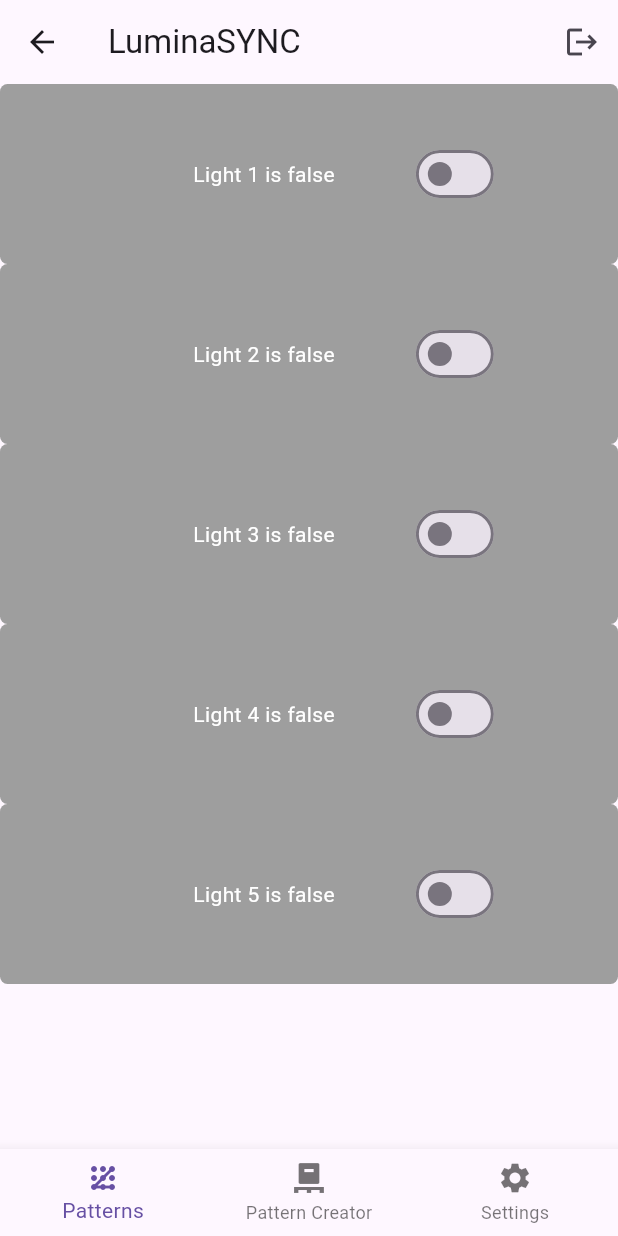
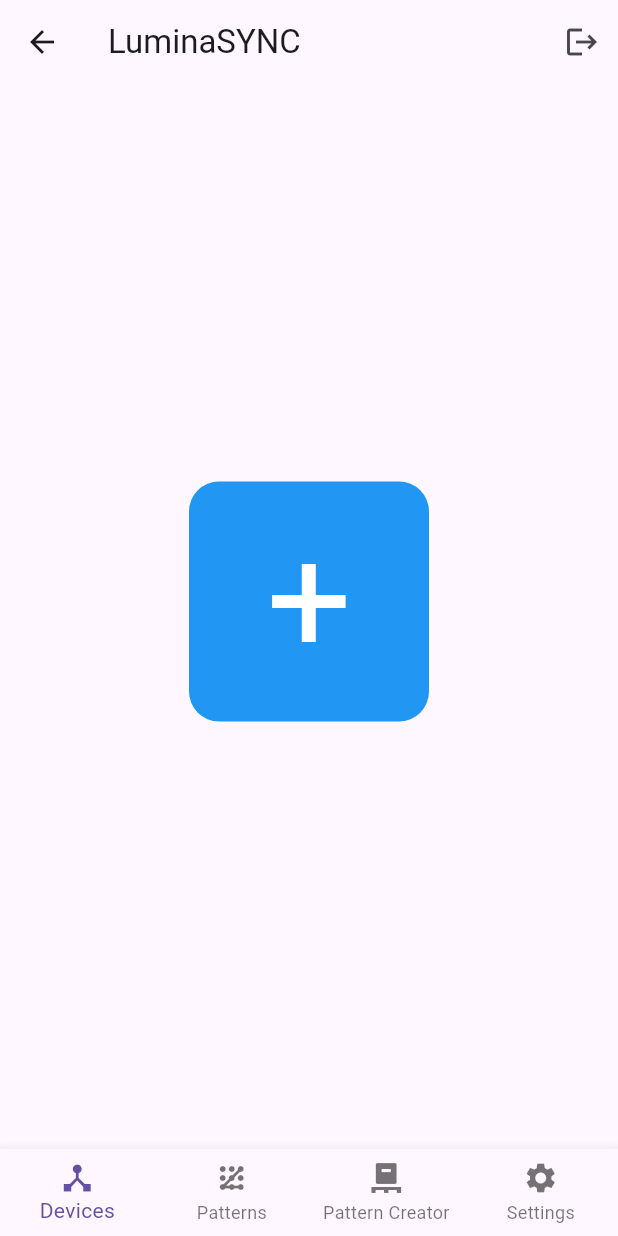
Before and after one commit to HanifMDjamiludin/LuminaSYNC, a Flutter app: the HomeScreen screen opened by its route, on a phone screen of 412 x 824 dp. Run offline on Flutter 3.47's test engine with Material 3 defaults, Android fonts, the phone set to English and light mode, and no system bars; our stand-ins replace firebase_auth, firebase_core, google_sign_in; missing offline and left inert: flutter_hsvcolor_picker; accounts and stored records are empty.

Commit message:
devices tab

```diff
--- /dev/null
+++ b/luminasyncflutter/lib/add_devices.dart
@@ -0,0 +1,77 @@
+import 'package:flutter/material.dart';
+
+void main() {
+  runApp(MaterialApp(
+    home: Scaffold(
+      appBar: AppBar(title: Text('Add Device Button')),
+      body: AddDeviceButton(),
+    ),
+  ));
+}
+
+class AddDeviceButton extends StatefulWidget {
+  @override
+  _AddDeviceButtonState createState() => _AddDeviceButtonState();
+}
+
+class _AddDeviceButtonState extends State<AddDeviceButton> {
+  List<Offset> circlePositions = [];
+  List<int> deviceNumbers = []; // List to hold device numbers
+
+  @override
+  Widget build(BuildContext context) {
+    return Center(
+      child: Column(
+        mainAxisAlignment: MainAxisAlignment.center,
+        children: [
+          GestureDetector(
+            onTap: () {
+              setState(() {
+                // Add a new circle position to the list
+                final RenderBox renderBox =
+                    context.findRenderObject() as RenderBox;
+                final newPosition = renderBox.globalToLocal(Offset.zero);
+                circlePositions.add(newPosition);
+
+                // Add a new device number for the new circle
+                deviceNumbers.add(deviceNumbers.isEmpty ? 1 : deviceNumbers.last + 1);
+              });
+            },
+            child: Container(
+              width: 160,
+              height: 160,
+              decoration: BoxDecoration(
+                color: Colors.blue,
+                borderRadius: BorderRadius.circular(20),
+              ),
+              child: Center(
+                child: Text(
+                  '+',
+                  style: TextStyle(fontSize: 100, color: Colors.white),
+                ),
+              ),
+            ),
+          ),
+          SizedBox(height: 20),
+          // Render a red circle with text for each position in the list
+          for (var i = 0; i < circlePositions.length; i++)
+            Container(
+              width: 160,
+              height: 160,
+              decoration: BoxDecoration(
+                shape: BoxShape.circle,
+                color: Colors.red,
+              ),
+              margin: EdgeInsets.all(8),
+              child: Center(
+                child: Text(
+                  'Device ${deviceNumbers[i]}', // Text showing device number
+                  style: TextStyle(fontSize: 16, color: Colors.white),
+                ),
+              ),
+            ),
+        ],
+      ),
+    );
+  }
+}
--- a/luminasyncflutter/lib/src/home_screen.dart
+++ b/luminasyncflutter/lib/src/home_screen.dart
@@ -1,6 +1,7 @@
 import 'package:flutter/material.dart';
 import 'package:firebase_auth/firebase_auth.dart';
 import 'package:google_sign_in/google_sign_in.dart';
+import 'package:luminasyncflutter/add_devices.dart';
 import 'package:luminasyncflutter/creator.dart';
 import 'package:luminasyncflutter/switch.dart';
 
@@ -39,6 +40,10 @@ class _HomeScreenState extends State<HomeScreen> {
         },
         items: const [
           BottomNavigationBarItem(
+            icon: Icon(Icons.device_hub),
+            label: 'Devices',
+          ),
+          BottomNavigationBarItem(
             icon: Icon(Icons.pattern),
             label: 'Patterns',
           ),
@@ -62,6 +67,9 @@ class _HomeScreenState extends State<HomeScreen> {
   Widget _getBody(int index) {
     switch (index) {
       case 0:
+        return AddDeviceButton();
+
+      case 1:
         return Column(
           children: [
             SwitchAndButton(light: 1),
@@ -71,7 +79,7 @@ class _HomeScreenState extends State<HomeScreen> {
             SwitchAndButton(light: 5)
           ],
         );
-      case 1:
+      case 2:
         return Row(
           children: [
             PatternCreator(),
@@ -79,10 +87,10 @@ class _HomeScreenState extends State<HomeScreen> {
             PatternCreator(),
             PatternCreator(),
             PatternCreator(),
-           // PatternCreator()
+            PatternCreator()
           ],
         );
-      case 2:
+      case 3:
         return _buildProfileTab();
       default:
         return Container();
@@ -96,7 +104,10 @@ class _HomeScreenState extends State<HomeScreen> {
   }
 
   Widget _buildSettingsTab() {
-    return Center(child: SwitchAndButton(light: 1,));
+    return Center(
+        child: SwitchAndButton(
+      light: 1,
+    ));
   }
 
   Widget _buildProfileTab() {
--- a/luminasyncflutter/lib/switch.dart
+++ b/luminasyncflutter/lib/switch.dart
@@ -1,5 +1,6 @@
 import 'package:flutter/material.dart';
 import 'package:luminasyncflutter/patternGrid.dart';
+import 'package:luminasyncflutter/newCreator.dart';
 
 void main() {
   runApp(MyApp());
@@ -37,7 +38,7 @@ class _SwitchAndButtonState extends State<SwitchAndButton> {
     print('Button clicked');
     Navigator.push(
       context,
-      MaterialPageRoute(builder: (context) => PatternGrid()),
+      MaterialPageRoute(builder: (context) => NewCreator()),
     );
   }
 
```
Also changed, not shown: luminasyncflutter/lib/newCreator.dart (added, +48 -0 lines).
